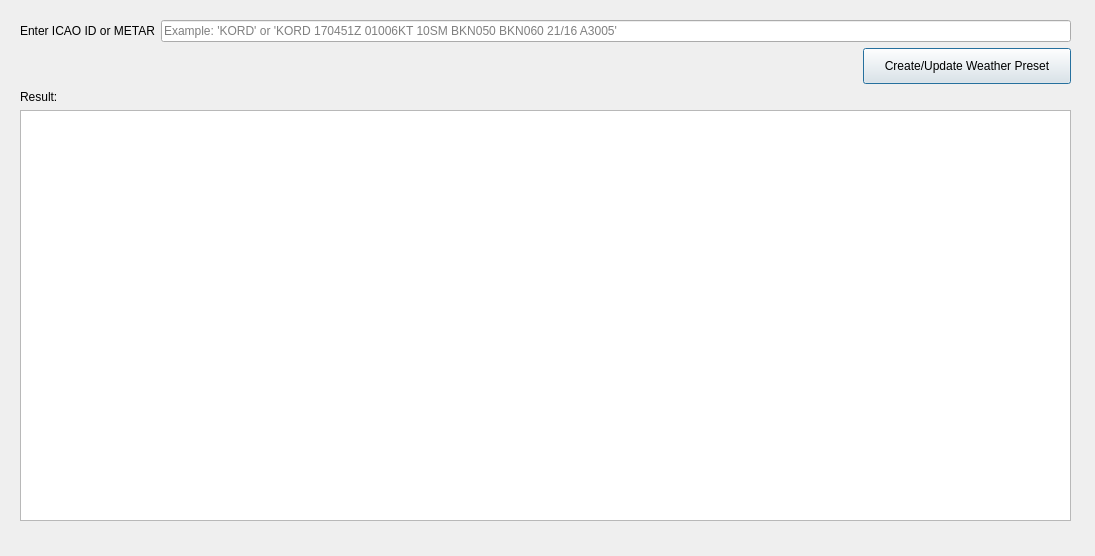
Qt form msfs2020_real_time_weather/window.ui (svp318/MSFS2020-Real-Time-Weather) before a commit.
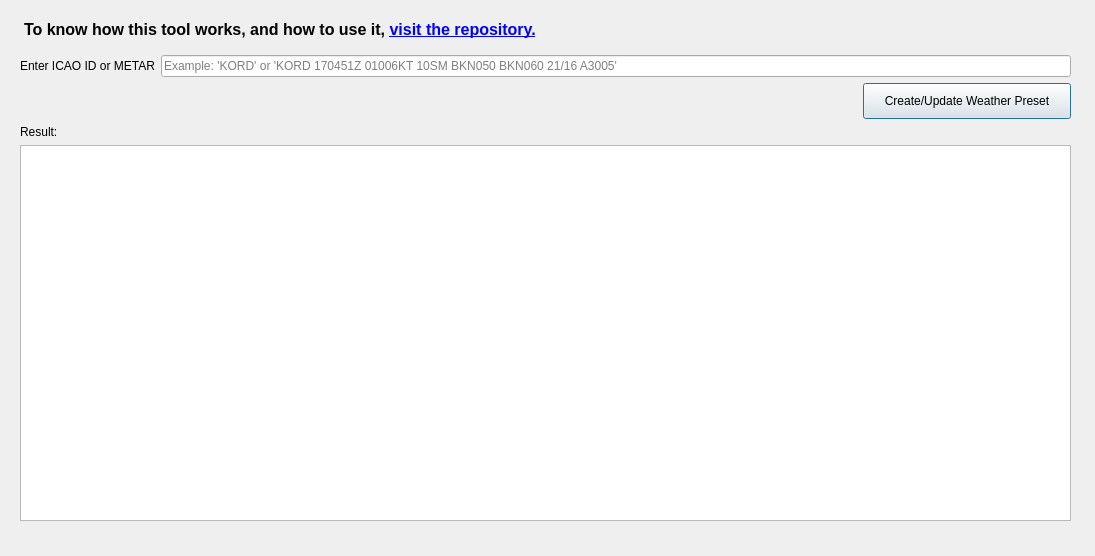
The same form after that commit.

What changed in the file:
```diff
--- a/msfs2020_real_time_weather/window.ui
+++ b/msfs2020_real_time_weather/window.ui
@@ -23,6 +23,26 @@
     </rect>
    </property>
    <layout class="QVBoxLayout" name="verticalLayout">
+    <item>
+     <widget class="QLabel" name="header_info_label">
+      <property name="font">
+       <font>
+        <pointsize>12</pointsize>
+        <weight>75</weight>
+        <bold>true</bold>
+       </font>
+      </property>
+      <property name="styleSheet">
+       <string notr="true">margin-bottom: 10px</string>
+      </property>
+      <property name="text">
+       <string>To know how this tool works, and how to use it, &lt;a href=&quot;https://github.com/svp318/MSFS2020-Real-Time-Weather&quot;&gt;visit the repository.&lt;/a&gt;</string>
+      </property>
+      <property name="wordWrap">
+       <bool>false</bool>
+      </property>
+     </widget>
+    </item>
     <item>
      <layout class="QVBoxLayout" name="verticalLayout_3">
       <item>
```
